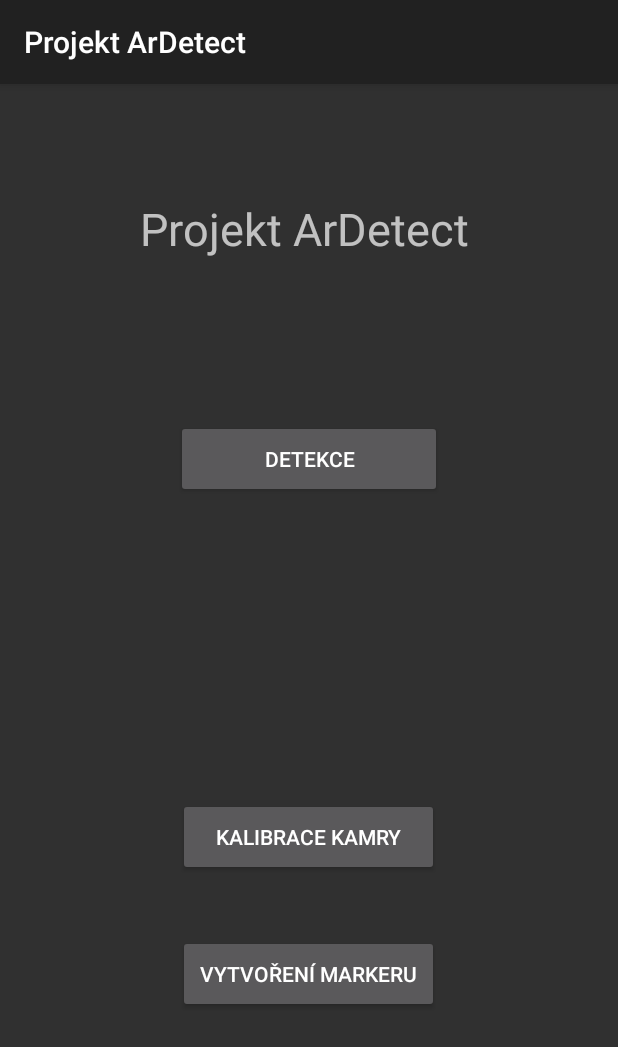
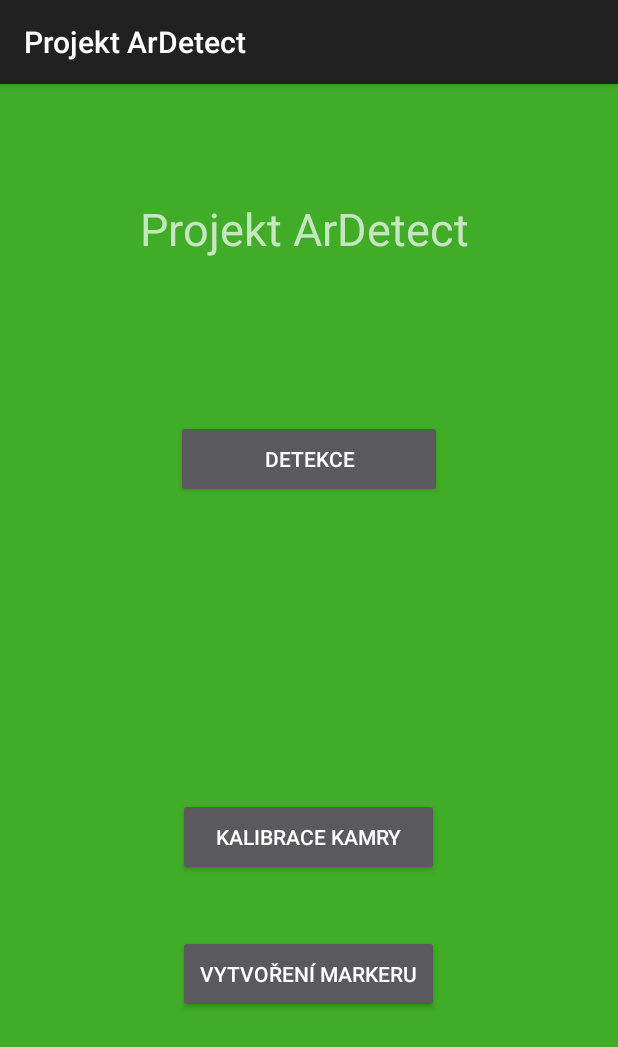
Before and after one commit to KeiShadow/ARProject, an Android app: the screen it shows after launch (MainActivity), on a phone screen of 412 x 824 dp. Shown: the top 1047 px of the screen. Run offline under Robolectric (Android 15) with nearby library versions, the phone set to English and light mode, and no system bars; 2 statements that could not run were skipped.

Commit message:
Změna barvy pozadí v menu.

```diff
--- a/NativeCamera/app/src/main/java/com/keiko/nativecamera/DetectMarker.java
+++ b/NativeCamera/app/src/main/java/com/keiko/nativecamera/DetectMarker.java
@@ -13,7 +13,7 @@ public class DetectMarker implements Runnable {
     public native void detectmarker(String DetectorParams, String CameraParams, long inPutAddr);
 
 
-    DetectMarker(String DetectorParams, String CameraParams, long inPutAddr){
+    public DetectMarker(String DetectorParams, String CameraParams, long inPutAddr){
         this.DetectorParams=DetectorParams;
         this.CameraParams = CameraParams;
         this.inPutAddr = inPutAddr;
--- a/NativeCamera/app/src/main/res/layout/activity_calibration.xml
+++ b/NativeCamera/app/src/main/res/layout/activity_calibration.xml
@@ -4,7 +4,7 @@
     xmlns:tools="http://schemas.android.com/tools"
     android:layout_width="match_parent"
     android:layout_height="match_parent"
-    tools:context=".CalibrationActivity">
+    tools:context=".Activity.CalibrationActivity">
 
     <org.opencv.android.JavaCameraView
         android:id="@+id/java_camera_view"
--- a/NativeCamera/app/src/main/res/layout/activity_detection.xml
+++ b/NativeCamera/app/src/main/res/layout/activity_detection.xml
@@ -4,7 +4,7 @@
     xmlns:tools="http://schemas.android.com/tools"
     android:layout_width="match_parent"
     android:layout_height="match_parent"
-    tools:context=".DetectionActivity">
+    tools:context=".Activity.DetectionActivity">
 
     <org.opencv.android.JavaCameraView
         android:id="@+id/java_camera_view"
--- a/NativeCamera/app/src/main/res/layout/activity_main.xml
+++ b/NativeCamera/app/src/main/res/layout/activity_main.xml
@@ -5,7 +5,8 @@
     xmlns:app="http://schemas.android.com/apk/res-auto"
     android:layout_width="match_parent"
     android:layout_height="match_parent"
-    tools:context="com.keiko.nativecamera.MainActivity">
+    tools:context="com.keiko.nativecamera.Activity.MainActivity"
+    android:background="@color/colorbackground">
 
     <TextView
         android:id="@+id/textView"
--- a/NativeCamera/app/src/main/res/values/colors.xml
+++ b/NativeCamera/app/src/main/res/values/colors.xml
@@ -3,6 +3,7 @@
     <color name="colorPrimary">#3F51B5</color>
     <color name="colorPrimaryDark">#303F9F</color>
     <color name="colorAccent">#FF4081</color>
+    <color name="colorbackground">#40ac28</color>
 
     <color name="black_overlay">#66000000</color>
 </resources>
```
